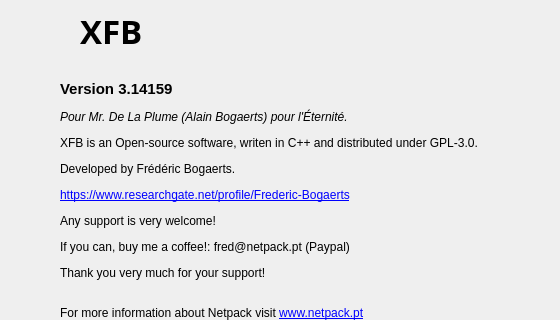
netpack/XFB, file src/aboutus.ui: the form before one commit; both pictures show x 0 to 560 and y 0 to 320 of the 859 by 629 pixel window.
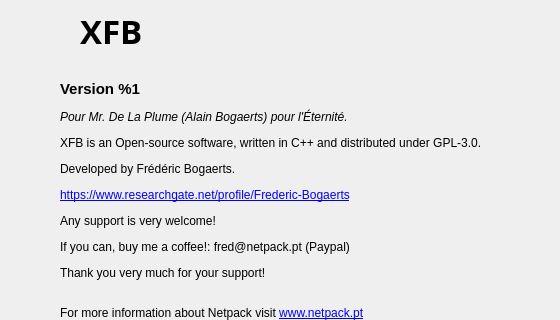
The form after the commit. Icons and pictures are not drawn.

Diff of the .ui file:
```diff
--- a/src/aboutus.ui
+++ b/src/aboutus.ui
@@ -26,7 +26,7 @@
     </rect>
    </property>
    <property name="text">
-    <string>&lt;html&gt;&lt;head/&gt;&lt;body&gt;&lt;p&gt;&lt;span style=&quot;font-size:11pt; font-weight:bold;&quot;&gt;Version 3.14159&lt;/span&gt;&lt;/p&gt;&lt;p&gt;&lt;span style=&quot;font-style:italic;&quot;&gt;Pour Mr. De La Plume (Alain Bogaerts) pour l&apos;Éternité.&lt;/span&gt;&lt;/p&gt;&lt;p&gt;XFB is an Open-source software, writen in C++ and distributed under GPL-3.0.&lt;/p&gt;&lt;p&gt;Developed by Frédéric Bogaerts.&lt;/p&gt;&lt;p&gt;&lt;a href=&quot;https://www.researchgate.net/profile/Frederic-Bogaerts&quot;&gt;https://www.researchgate.net/profile/Frederic-Bogaerts&lt;/a&gt;&lt;/p&gt;&lt;p&gt;Any support is very welcome!&lt;/p&gt;&lt;p&gt;If you can, buy me a coffee!: fred@netpack.pt (Paypal)&lt;/p&gt;&lt;p&gt;Thank you very much for your support!&lt;br/&gt;&lt;/p&gt;&lt;p&gt;For more information about Netpack visit &lt;a href=&quot;http://www.netpack.pt&quot;&gt;www.netpack.pt&lt;/a&gt;&lt;/p&gt;&lt;/body&gt;&lt;/html&gt;</string>
+    <string>&lt;html&gt;&lt;head/&gt;&lt;body&gt;&lt;p&gt;&lt;span style=&quot;font-size:11pt; font-weight:bold;&quot;&gt;Version %1&lt;/span&gt;&lt;/p&gt;&lt;p&gt;&lt;span style=&quot;font-style:italic;&quot;&gt;Pour Mr. De La Plume (Alain Bogaerts) pour l&apos;Éternité.&lt;/span&gt;&lt;/p&gt;&lt;p&gt;XFB is an Open-source software, written in C++ and distributed under GPL-3.0.&lt;/p&gt;&lt;p&gt;Developed by Frédéric Bogaerts.&lt;/p&gt;&lt;p&gt;&lt;a href=&quot;https://www.researchgate.net/profile/Frederic-Bogaerts&quot;&gt;https://www.researchgate.net/profile/Frederic-Bogaerts&lt;/a&gt;&lt;/p&gt;&lt;p&gt;Any support is very welcome!&lt;/p&gt;&lt;p&gt;If you can, buy me a coffee!: fred@netpack.pt (Paypal)&lt;/p&gt;&lt;p&gt;Thank you very much for your support!&lt;br/&gt;&lt;/p&gt;&lt;p&gt;For more information about Netpack visit &lt;a href=&quot;http://www.netpack.pt&quot;&gt;www.netpack.pt&lt;/a&gt;&lt;/p&gt;&lt;/body&gt;&lt;/html&gt;</string>
    </property>
   </widget>
   <widget class="QLabel" name="label_2">
```
